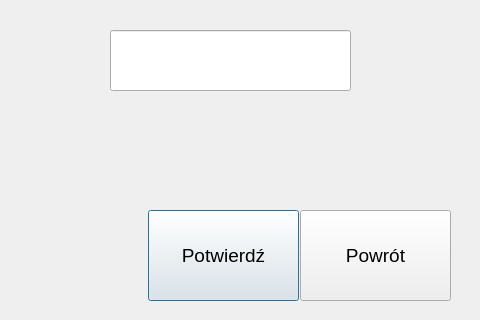
Old version of the form w_new_program.ui in the repository lgruszka/step_motor.
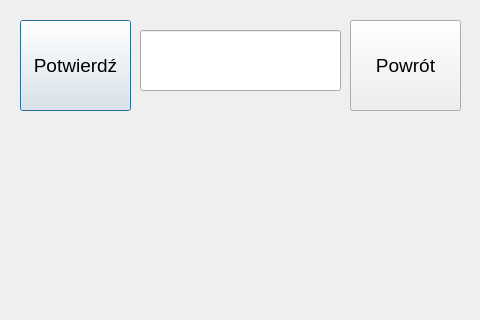
New version of the form.

The edit to the form file:
```diff
--- a/w_new_program.ui
+++ b/w_new_program.ui
@@ -16,9 +16,9 @@
   <widget class="QLineEdit" name="lineEdit_prgName">
    <property name="geometry">
     <rect>
-     <x>110</x>
+     <x>140</x>
      <y>30</y>
-     <width>241</width>
+     <width>201</width>
      <height>61</height>
     </rect>
    </property>
@@ -31,9 +31,9 @@
   <widget class="QPushButton" name="pushButton_confirm">
    <property name="geometry">
     <rect>
-     <x>148</x>
-     <y>210</y>
-     <width>151</width>
+     <x>20</x>
+     <y>20</y>
+     <width>111</width>
      <height>91</height>
     </rect>
    </property>
@@ -49,9 +49,9 @@
   <widget class="QPushButton" name="pushButton_return">
    <property name="geometry">
     <rect>
-     <x>300</x>
-     <y>210</y>
-     <width>151</width>
+     <x>350</x>
+     <y>20</y>
+     <width>111</width>
      <height>91</height>
     </rect>
    </property>
```
